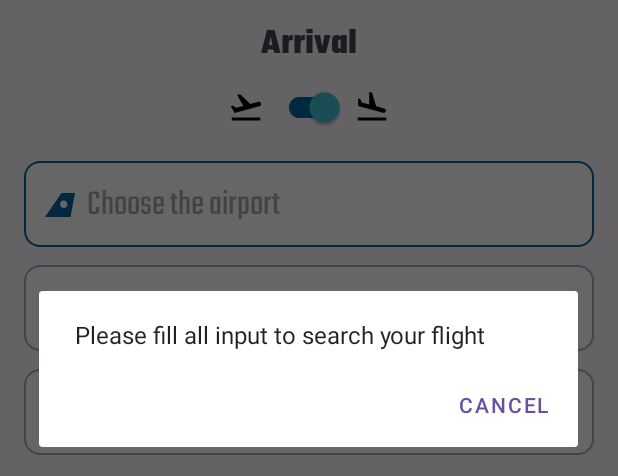
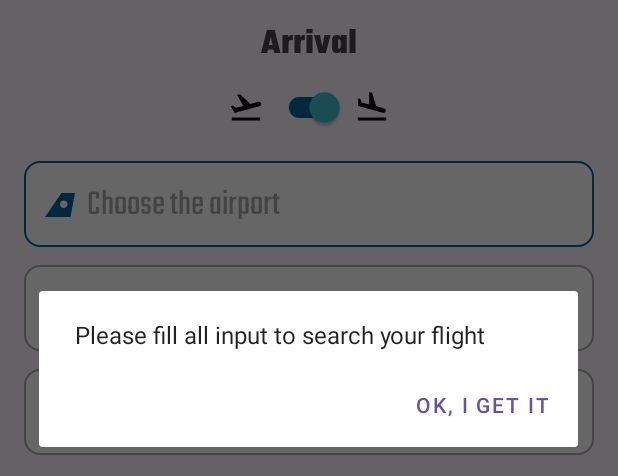
Before and after one commit to fodedoumbouya/flight_tracker, an Android app: the screen it shows after launch (MainActivity), after a tap on an icon or button, on a phone screen of 412 x 824 dp, the part 249-725 px from its top. Run offline under Robolectric (Android 15) with nearby library versions, the light colour scheme and no system bars; 1 other tap on this screen came first.

Commit message:
Fix Custom Dialog negative button click and refractor code

```diff
--- a/app/src/main/java/com/example/flight_tracker/pages/dialog/DialogFragmentCustom.kt
+++ b/app/src/main/java/com/example/flight_tracker/pages/dialog/DialogFragmentCustom.kt
@@ -10,23 +10,23 @@ import androidx.navigation.fragment.findNavController
  * @author by Idricealy on 08/11/2023
  *
  */
-class DialogFragmentCustom(private val fromHome : Boolean = false,
-                           private val message : String,
-                           private val negativBtnMessage : String ) : DialogFragment() {
 
-    /**
-     * TODO: Need to check why popBackStack can crash application
-     */
-    override fun onCreateDialog(savedInstanceState: Bundle?): Dialog =
-        AlertDialog.Builder(requireContext())
-            .setMessage(message)
-            .setNegativeButton(negativBtnMessage) { _,_ ->
-                // popBackStack only if is not from homeFragment otherwise currentDestination will be null
-                // https://developer.android.com/guide/navigation/backstack?hl=fr
-                if(!fromHome) {
-                    findNavController().popBackStack()
-                }
+class DialogFragmentCustom(
+    private val message: String,
+    private val negativeBtnMessage: String,
+    private val listener: CustomDialogListener
+) : DialogFragment() {
+    interface CustomDialogListener {
+        fun onNegativeButtonClickDialogFragment()
+    }
+
+    override fun onCreateDialog(savedInstanceState: Bundle?): Dialog {
+        val builder = AlertDialog.Builder(requireContext())
+        builder.setMessage(message)
+            .setNegativeButton(negativeBtnMessage) { _, _ ->
+                listener.onNegativeButtonClickDialogFragment()
             }
-            .create()
 
+        return builder.create()
+    }
 }
--- a/app/src/main/java/com/example/flight_tracker/pages/home/HomeFragment.kt
+++ b/app/src/main/java/com/example/flight_tracker/pages/home/HomeFragment.kt
@@ -1,7 +1,6 @@
 package com.example.flight_tracker.pages.home
 
 import android.content.Intent
-import android.icu.util.Calendar
 import android.os.Bundle
 import android.util.Log
 import android.view.LayoutInflater
@@ -12,11 +11,9 @@ import android.widget.AutoCompleteTextView
 import android.widget.Button
 import android.widget.EditText
 import android.widget.TextView
-import android.widget.Toast
 import androidx.appcompat.widget.SwitchCompat
 import androidx.fragment.app.Fragment
 import androidx.lifecycle.ViewModelProvider
-import androidx.navigation.fragment.findNavController
 import com.example.flight_tracker.FlightListActivity
 import com.example.flight_tracker.models.openSkyApiModels.AirportModel
 import com.example.flight_tracker.R
@@ -28,7 +25,7 @@ import com.example.flight_tracker.viewModel.FlightTrackViewModel
 /**
  * @author by Idricealy on 05/11/2023
  */
-class HomeFragment : Fragment(){
+class HomeFragment : Fragment(), DialogFragmentCustom.CustomDialogListener {
     //Layout xml automatically bind
     private var _binding: FragmentHomeBinding? = null
     private val binding get() = _binding!!
@@ -149,8 +146,8 @@ class HomeFragment : Fragment(){
                 startActivity(intent)
 
 
-            } else {
-                DialogFragmentCustom(true,"Please fill all input to search your flight", "Cancel").show(
+            } else if (isAdded && parentFragmentManager != null){
+                DialogFragmentCustom("Please fill all input to search your flight", "Ok, I get it", this).show(
                     parentFragmentManager, "DialogFragmentErrorLoad"
                 )
             }
@@ -184,4 +181,9 @@ class HomeFragment : Fragment(){
             btnEditAirport.visibility = View.VISIBLE
         }
     }
+
+
+    override fun onNegativeButtonClickDialogFragment() {
+
+    }
 }
```
Also changed, not shown: app/src/main/java/com/example/flight_tracker/pages/flights/FlightListFragment.kt (+23 -7 lines), app/src/main/java/com/example/flight_tracker/pages/maps/FlightViewMapsFragment.kt (+20 -1 lines).
